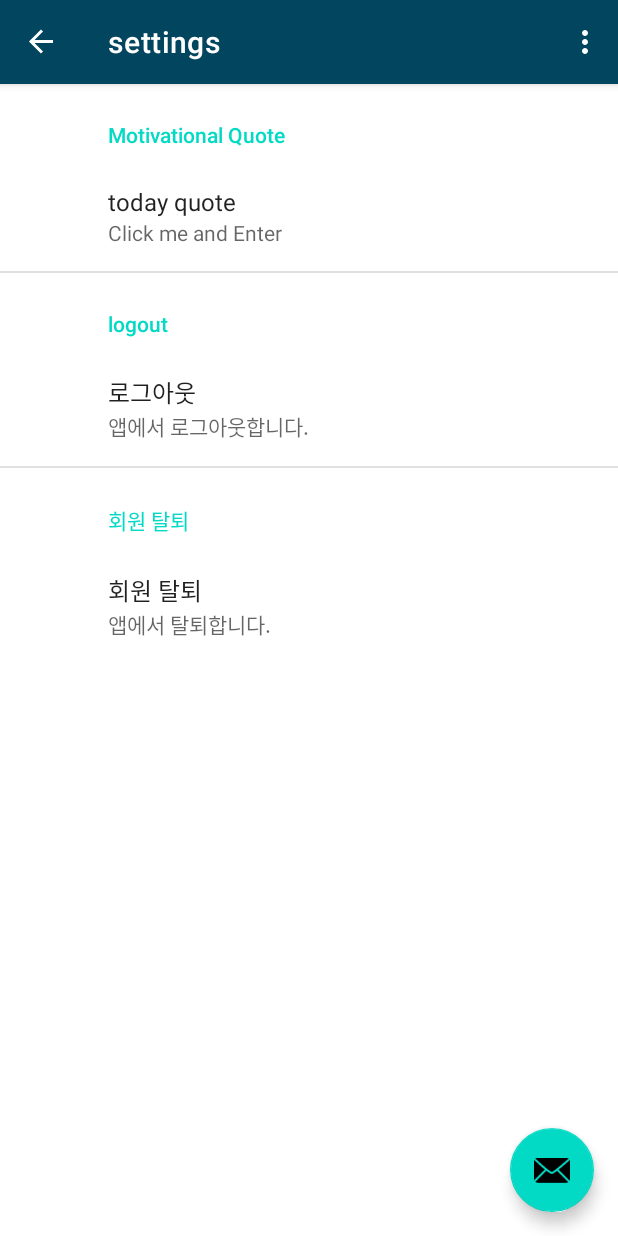
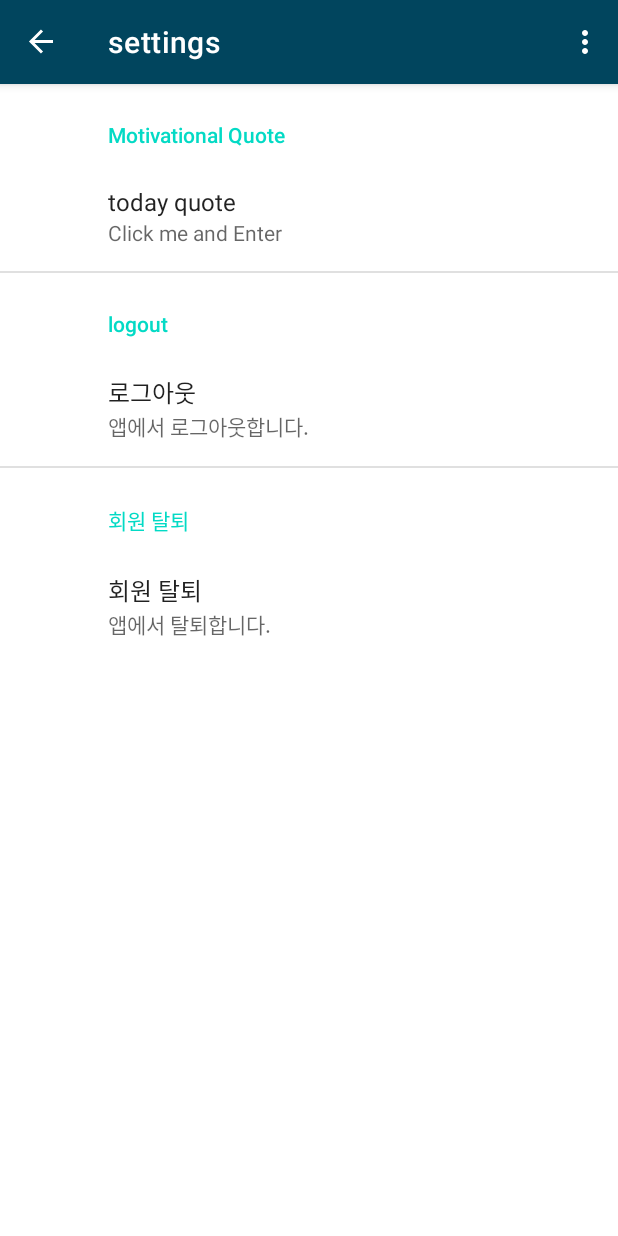
Before and after one commit to karl21-02/brainTrain, an Android app: the MainActivity screen opened directly, with no data from a screen before it, in the options menu, after a tap on "Settings", on a phone screen of 412 x 824 dp. Run offline under Robolectric (Android 15) with nearby library versions, the phone set to English and light mode, and no system bars; our stand-ins replace androidx.preference, navigation-ui.

Commit message:
12/22 플로팅 포인트 삭제

```diff
--- a/app/src/main/java/com/example/braintrain/MainActivity.java
+++ b/app/src/main/java/com/example/braintrain/MainActivity.java
@@ -38,9 +38,6 @@ public class MainActivity extends AppCompatActivity {
         setContentView(binding.getRoot());
 
         setSupportActionBar(binding.appBarMain.toolbar);
-        binding.appBarMain.fab.setOnClickListener(view -> Snackbar.make(view, "Replace with your own action", Snackbar.LENGTH_LONG)
-                .setAction("Action", null)
-                .setAnchorView(R.id.fab).show());
         DrawerLayout drawer = binding.drawerLayout;
         NavigationView navigationView = binding.navView;
 
--- a/app/src/main/res/layout/app_bar_main.xml
+++ b/app/src/main/res/layout/app_bar_main.xml
@@ -22,13 +22,4 @@
 
     <include layout="@layout/content_main" />
 
-    <com.google.android.material.floatingactionbutton.FloatingActionButton
-        android:id="@+id/fab"
-        android:layout_width="wrap_content"
-        android:layout_height="wrap_content"
-        android:layout_gravity="bottom|end"
-        android:layout_marginEnd="@dimen/fab_margin"
-        android:layout_marginBottom="16dp"
-        app:srcCompat="@android:drawable/ic_dialog_email" />
-
 </androidx.coordinatorlayout.widget.CoordinatorLayout>
```
